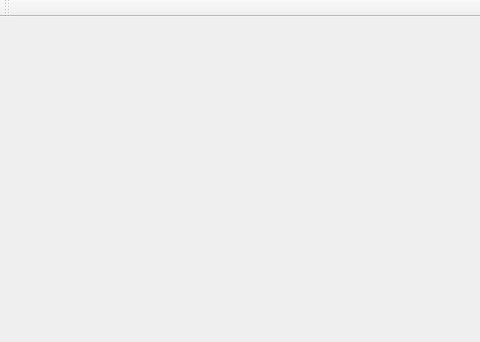
Before: the Qt Designer form Joysticks/mainwindow.ui in Tsingbing/QBX_Widget, drawn with Qt 5; both pictures show x 0 to 480 and y 0 to 342 of the 752 by 907 pixel window.
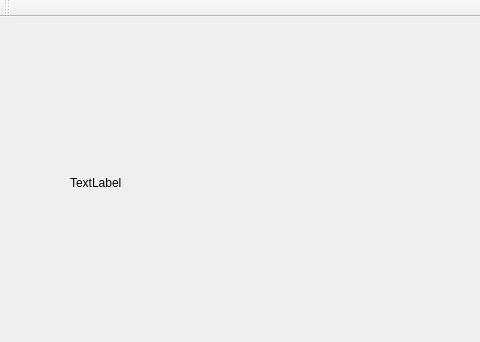
After: the same form once the commit is applied.

Diff of the .ui file:
```diff
--- a/Joysticks/mainwindow.ui
+++ b/Joysticks/mainwindow.ui
@@ -71,6 +71,19 @@
      <layout class="QVBoxLayout" name="verticalLayout"/>
     </widget>
    </widget>
+   <widget class="QLabel" name="showDataLabel">
+    <property name="geometry">
+     <rect>
+      <x>70</x>
+      <y>70</y>
+      <width>611</width>
+      <height>191</height>
+     </rect>
+    </property>
+    <property name="text">
+     <string>TextLabel</string>
+    </property>
+   </widget>
   </widget>
   <widget class="QMenuBar" name="menuBar">
    <property name="geometry">
```
